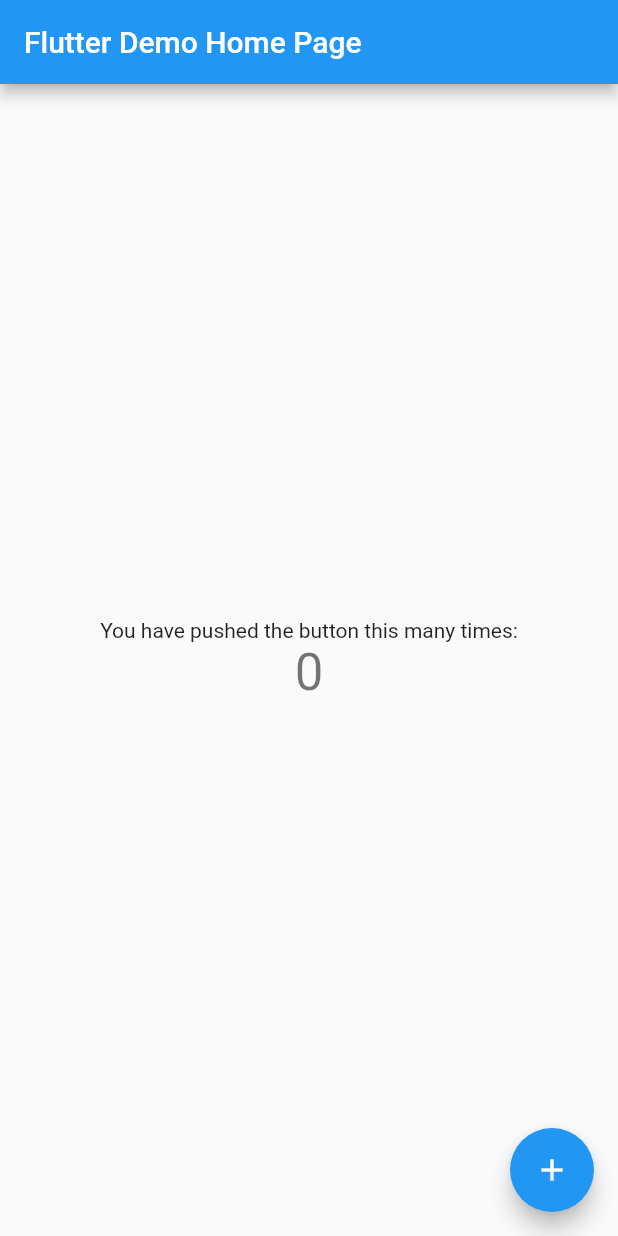
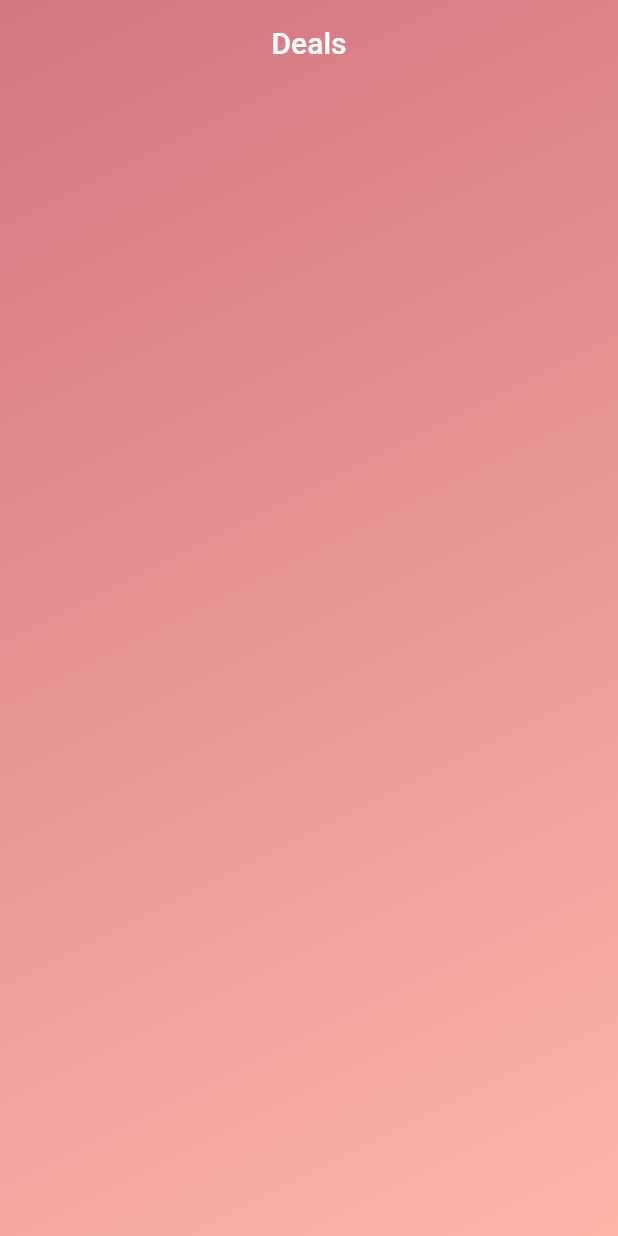
Before and after one commit to AleBark/Online-Store, a Flutter app: the screen it shows after launch, on a phone screen of 412 x 824 dp. Run offline on Flutter 3.47's test engine with Material 2 defaults, Android fonts, the phone set to English and light mode, and no system bars.

Commit message:
HomeScreen and home tab

```diff
--- a/lib/main.dart
+++ b/lib/main.dart
@@ -1,111 +1,26 @@
 import 'package:flutter/material.dart';
+import 'package:online_store_app/screens/home_screen.dart';
 
-void main() => runApp(MyApp());
+void main() {
+  runApp(MyApp());
+}
 
-class MyApp extends StatelessWidget {
-  // This widget is the root of your application.
+class MyApp extends StatefulWidget {
+  @override
+  _MyAppState createState() => _MyAppState();
+}
+
+class _MyAppState extends State<MyApp> {
   @override
   Widget build(BuildContext context) {
     return MaterialApp(
-      title: 'Flutter Demo',
+      title: "Flutter Cloth Store",
       theme: ThemeData(
-        // This is the theme of your application.
-        //
-        // Try running your application with "flutter run". You'll see the
-        // application has a blue toolbar. Then, without quitting the app, try
-        // changing the primarySwatch below to Colors.green and then invoke
-        // "hot reload" (press "r" in the console where you ran "flutter run",
-        // or simply save your changes to "hot reload" in a Flutter IDE).
-        // Notice that the counter didn't reset back to zero; the application
-        // is not restarted.
         primarySwatch: Colors.blue,
+            primaryColor: Color.fromARGB(255, 4, 125, 141)
       ),
-      home: MyHomePage(title: 'Flutter Demo Home Page'),
+      debugShowCheckedModeBanner: false,
+      home: HomeScreen(),
     );
   }
 }
-
-class MyHomePage extends StatefulWidget {
-  MyHomePage({Key key, this.title}) : super(key: key);
-
-  // This widget is the home page of your application. It is stateful, meaning
-  // that it has a State object (defined below) that contains fields that affect
-  // how it looks.
-
-  // This class is the configuration for the state. It holds the values (in this
-  // case the title) provided by the parent (in this case the App widget) and
-  // used by the build method of the State. Fields in a Widget subclass are
-  // always marked "final".
-
-  final String title;
-
-  @override
-  _MyHomePageState createState() => _MyHomePageState();
-}
-
-class _MyHomePageState extends State<MyHomePage> {
-  int _counter = 0;
-
-  void _incrementCounter() {
-    setState(() {
-      // This call to setState tells the Flutter framework that something has
-      // changed in this State, which causes it to rerun the build method below
-      // so that the display can reflect the updated values. If we changed
-      // _counter without calling setState(), then the build method would not be
-      // called again, and so nothing would appear to happen.
-      _counter++;
-    });
-  }
-
-  @override
-  Widget build(BuildContext context) {
-    // This method is rerun every time setState is called, for instance as done
-    // by the _incrementCounter method above.
-    //
-    // The Flutter framework has been optimized to make rerunning build methods
-    // fast, so that you can just rebuild anything that needs updating rather
-    // than having to individually change instances of widgets.
-    return Scaffold(
-      appBar: AppBar(
-        // Here we take the value from the MyHomePage object that was created by
-        // the App.build method, and use it to set our appbar title.
-        title: Text(widget.title),
-      ),
-      body: Center(
-        // Center is a layout widget. It takes a single child and positions it
-        // in the middle of the parent.
-        child: Column(
-          // Column is also layout widget. It takes a list of children and
-          // arranges them vertically. By default, it sizes itself to fit its
-          // children horizontally, and tries to be as tall as its parent.
-          //
-          // Invoke "debug painting" (press "p" in the console, choose the
-          // "Toggle Debug Paint" action from the Flutter Inspector in Android
-          // Studio, or the "Toggle Debug Paint" command in Visual Studio Code)
-          // to see the wireframe for each widget.
-          //
-          // Column has various properties to control how it sizes itself and
-          // how it positions its children. Here we use mainAxisAlignment to
-          // center the children vertically; the main axis here is the vertical
-          // axis because Columns are vertical (the cross axis would be
-          // horizontal).
-          mainAxisAlignment: MainAxisAlignment.center,
-          children: <Widget>[
-            Text(
-              'You have pushed the button this many times:',
-            ),
-            Text(
-              '$_counter',
-              style: Theme.of(context).textTheme.display1,
-            ),
-          ],
-        ),
-      ),
-      floatingActionButton: FloatingActionButton(
-        onPressed: _incrementCounter,
-        tooltip: 'Increment',
-        child: Icon(Icons.add),
-      ), // This trailing comma makes auto-formatting nicer for build methods.
-    );
-  }
-}
--- /dev/null
+++ b/lib/screens/home_screen.dart
@@ -0,0 +1,19 @@
+import 'package:flutter/material.dart';
+import 'package:online_store_app/tabs/home_tab.dart';
+
+class HomeScreen extends StatelessWidget {
+
+  final _pageController = PageController();
+
+  @override
+  Widget build(BuildContext context) {
+
+    return PageView(
+      controller: _pageController,
+      physics: NeverScrollableScrollPhysics(),
+      children: <Widget>[
+        HomeTab()
+      ],
+    );
+  }
+}
--- /dev/null
+++ b/lib/tabs/home_tab.dart
@@ -0,0 +1,40 @@
+import 'package:flutter/material.dart';
+
+class HomeTab extends StatelessWidget {
+  @override
+  Widget build(BuildContext context) {
+
+    Widget _buildBodyBack() => Container(
+      decoration: BoxDecoration(
+        gradient: LinearGradient(
+          colors: [
+            Color.fromARGB(255, 211, 118, 130),
+            Color.fromARGB(255, 253, 181, 168)
+          ],
+          begin: Alignment.topLeft,
+          end: Alignment.bottomRight
+        )
+      ),
+    );
+
+    return Stack(
+      children: <Widget>[
+        _buildBodyBack(),
+        CustomScrollView(
+          slivers: <Widget>[
+            SliverAppBar(
+              floating: true,
+              snap: true,
+              backgroundColor: Colors.transparent,
+              elevation: 0.0,
+              flexibleSpace: FlexibleSpaceBar(
+                title: const Text("Deals"),
+                centerTitle: true,
+              ),
+            )
+          ],
+        )
+      ],
+    );
+  }
+}
```
Also changed, not shown: pubspec.lock, 3 other files.
